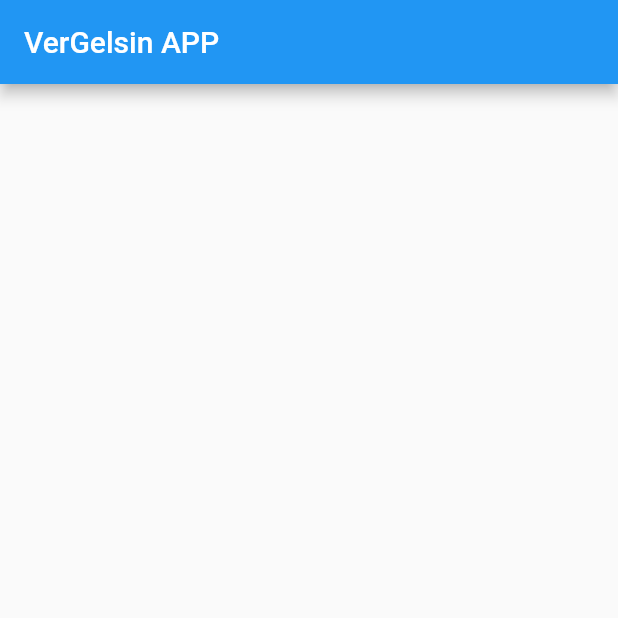
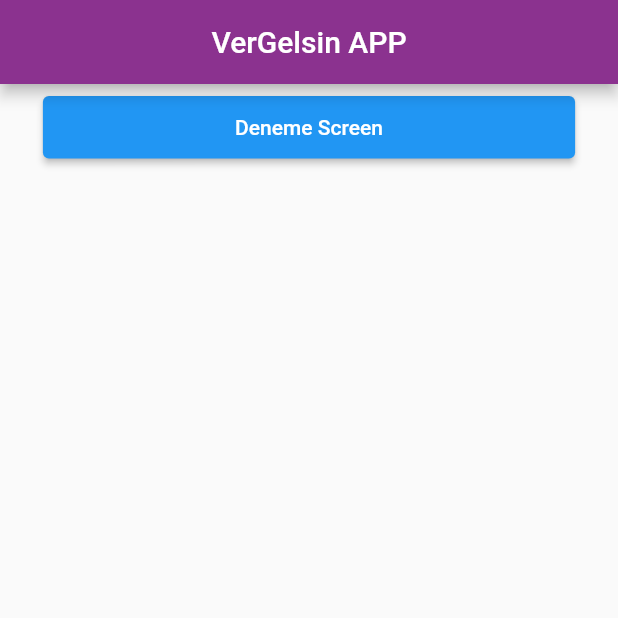
Before and after one commit to tolgabaskesen/vergelsin, a Flutter app: the screen it shows after launch, on a phone screen of 412 x 824 dp, the top half of it. Run offline on Flutter 3.47's test engine with Material 2 defaults, Android fonts, the phone set to English and light mode, and no system bars.

Commit message:
Taslak oluşturuldu. Renk oluşturuldu.

```diff
--- a/lib/main.dart
+++ b/lib/main.dart
@@ -1,4 +1,6 @@
 import 'package:flutter/material.dart';
+import 'package:vergelsin/screens/deneme_screen.dart';
+import 'package:vergelsin/utils/color.dart';
 
 void main() {
   runApp(MyApp());
@@ -13,6 +15,11 @@ class MyApp extends StatelessWidget {
         primarySwatch: Colors.blue,
       ),
       home: MyHomePage(title: 'VerGelsin APP'),
+      debugShowCheckedModeBanner: false,
+      routes: {
+        //EKLENECEK HER YENİ SAYFA BURAYA ROUTE EDİLECEK!!!
+        "/deneme_screen": (context) => DenemeScreen(),
+      },
     );
   }
 }
@@ -29,9 +36,39 @@ class _MyHomePageState extends State<MyHomePage> {
   Widget build(BuildContext context) {
     return Scaffold(
       appBar: AppBar(
+        backgroundColor: anaRenk,
+        centerTitle: true,
         title: Text(widget.title),
       ),
-      body: Center(),
+      body: SingleChildScrollView(
+        child: Container(
+          alignment: Alignment.center,
+          child: Column(
+            children: [
+              sayfaGecis(
+                //Oluşturulan her sayfa için geçişler buraya button olarak aynı şekilde tanımlanacak.
+                context,
+                "Deneme Screen",
+                () => Navigator.pushNamed(context, "/deneme_screen"),
+              ),
+            ],
+          ),
+        ),
+      ),
     );
   }
 }
+
+Widget sayfaGecis(
+    BuildContext context, String sayfaAdi, void Function()? onpress) {
+  Size size = MediaQuery.of(context).size;
+  return Container(
+    padding: EdgeInsets.all(8),
+    width: size.width * 0.9,
+    height: size.height * 0.07,
+    child: ElevatedButton(
+      child: Text(sayfaAdi),
+      onPressed: onpress,
+    ),
+  );
+}
--- /dev/null
+++ b/lib/utils/color.dart
@@ -0,0 +1,6 @@
+import 'package:flutter/cupertino.dart';
+import 'package:flutter/material.dart';
+
+const anaRenk = Color(0xFF8b328f);
+const ikincilRenk = Color(0xFFff9600);
+const arkaplanRenk = Color(0xFFf4f6fb);
```
Also changed, not shown: lib/screens/deneme_screen.dart (added, +22 -0 lines).
